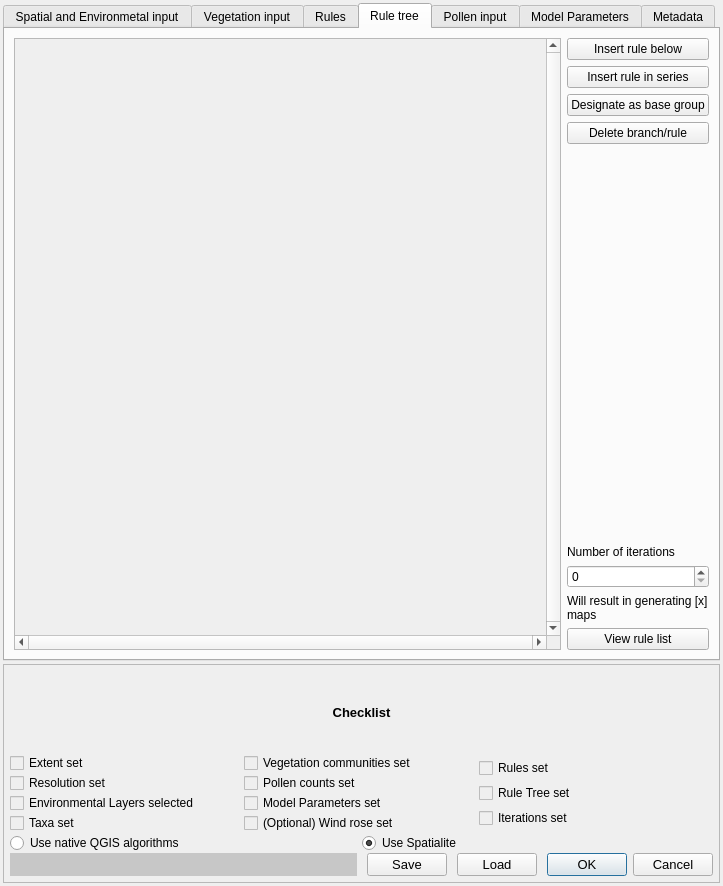
Qt form MSA_QGIS_dialog_base.ui (ThyavdBerg/MSA-Q) before a commit.
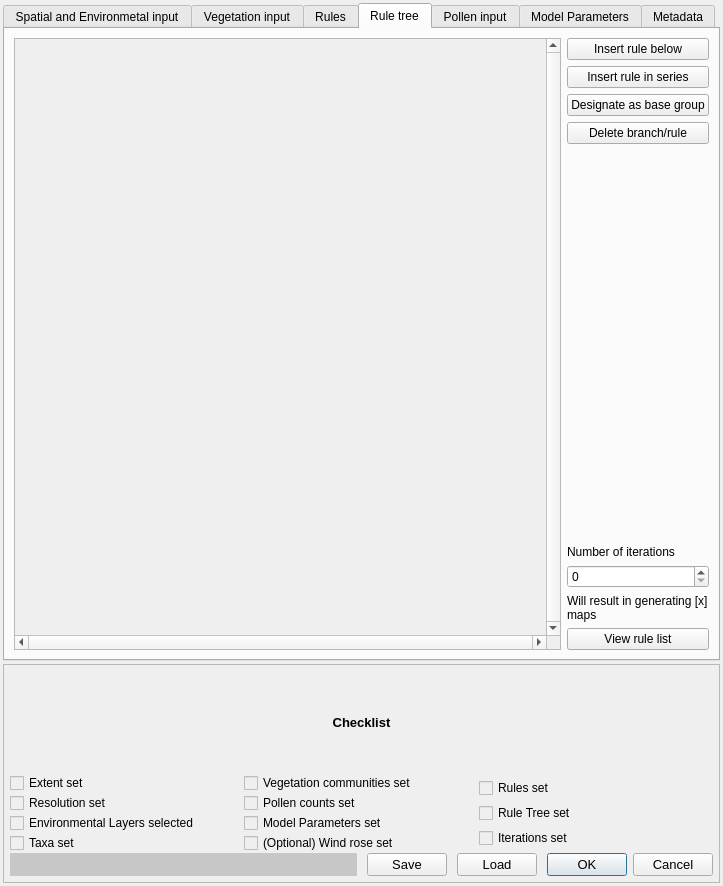
The same form after that commit. The open tabs and pages were chosen to show the change. Custom widgets are drawn as their Qt base class.

Commit message: simulatePollen now functional, as is the saving (or not) of maps and pollen loading. Depreciated spatialite method removed.

```diff
--- a/MSA_QGIS_dialog_base.ui
+++ b/MSA_QGIS_dialog_base.ui
@@ -1722,7 +1722,7 @@
         <number>0</number>
        </property>
        <item>
-        <layout class="QVBoxLayout" name="verticalLayout_16" stretch="1,1,1,1">
+        <layout class="QVBoxLayout" name="verticalLayout_16" stretch="1,1,1">
          <property name="leftMargin">
           <number>6</number>
          </property>
@@ -1995,36 +1995,6 @@
            </item>
           </layout>
          </item>
-         <item>
-          <layout class="QHBoxLayout" name="horizontalLayout_14">
-           <item>
-            <widget class="QRadioButton" name="radioButton_qgis_native">
-             <property name="toolTip">
-              <string>&lt;html&gt;&lt;head/&gt;&lt;body&gt;&lt;p&gt;Select this to use the native QGIS algorithms to point sample the input maps. Slow, but does not require the installation of the spatialite package.&lt;/p&gt;&lt;/body&gt;&lt;/html&gt;</string>
-             </property>
-             <property name="text">
-              <string>Use native QGIS algorithms</string>
-             </property>
-             <property name="checked">
-              <bool>false</bool>
-             </property>
-            </widget>
-           </item>
-           <item>
-            <widget class="QRadioButton" name="radioButton_sql">
-             <property name="toolTip">
-              <string>&lt;html&gt;&lt;head/&gt;&lt;body&gt;&lt;p&gt;Select this to run the point sampling using the spatialite Python package. Faster, but the spatialite package needs to be installed in the OSGEO4W environment first, see manual for instructions.&lt;/p&gt;&lt;/body&gt;&lt;/html&gt;</string>
-             </property>
-             <property name="text">
-              <string>Use Spatialite</string>
-             </property>
-             <property name="checked">
-              <bool>true</bool>
-             </property>
-            </widget>
-           </item>
-          </layout>
-         </item>
          <item>
           <layout class="QHBoxLayout" name="horizontalLayout_15" stretch="1,0,0,0">
            <property name="spacing">
```
Left out of the diff: 12 changed lines with no effect on the pictures. The commit also changes 2 other files.
